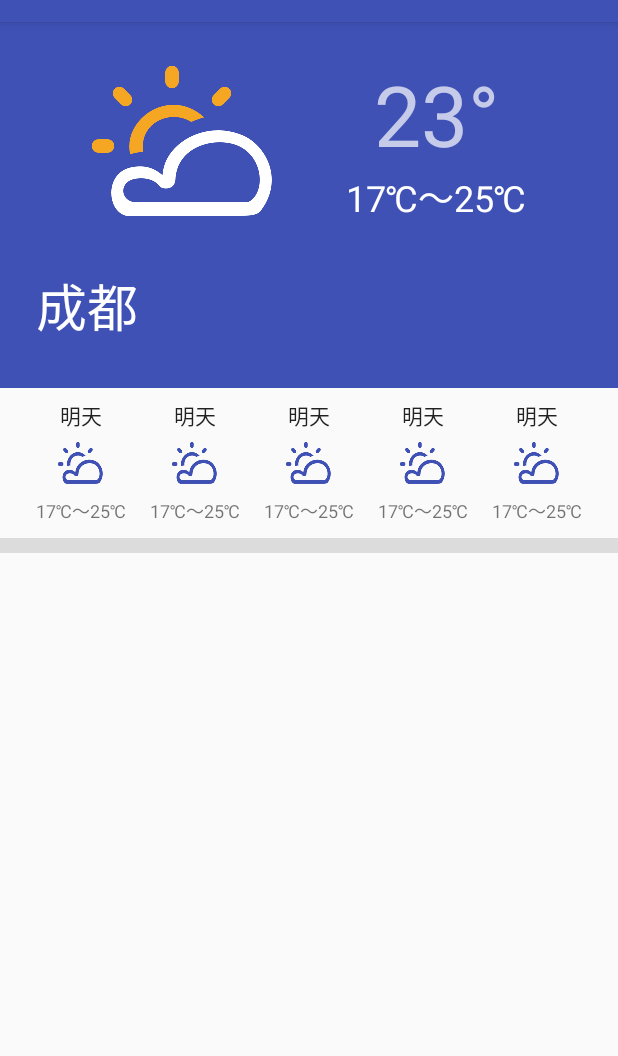
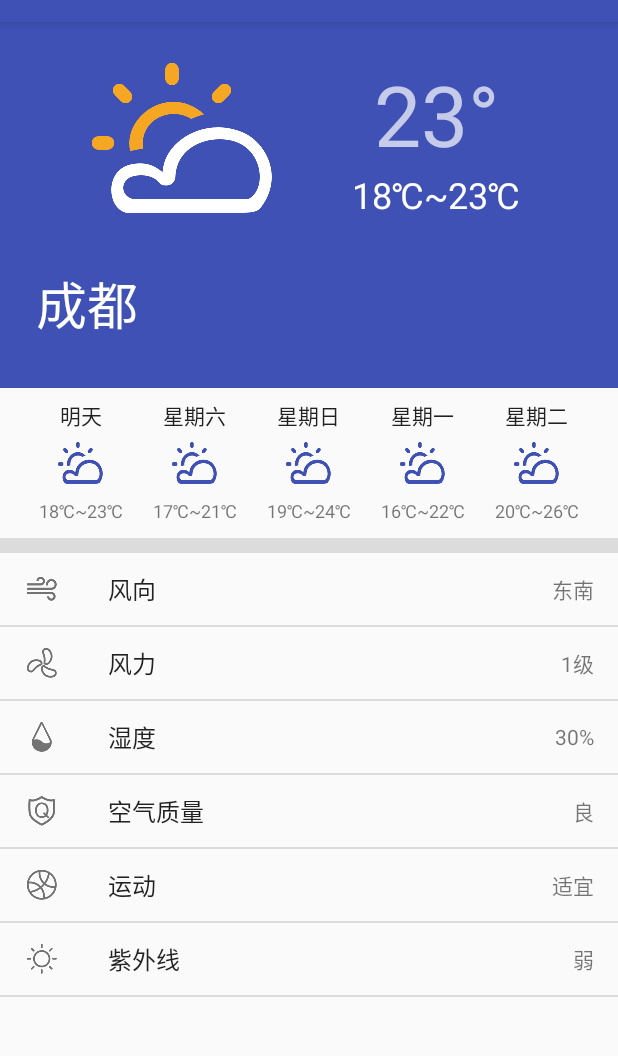
Before and after one commit to anddle/WeatherApp, an Android app: the screen it shows after launch (MainActivity), on a phone screen of 412 x 824 dp, the part 62-1118 px from its top. Run offline under Robolectric (Android 15) with nearby library versions, the phone set to English and light mode, and no system bars.

Commit message:
update weather app UI.

```diff
--- /dev/null
+++ b/app/src/main/java/com/anddle/weatherapp/ForcastInfo.java
@@ -0,0 +1,37 @@
+package com.anddle.weatherapp;
+
+public class ForcastInfo {
+
+    public String date;
+    public String temperatureRage;
+    public int iconResId;
+
+    public ForcastInfo(String date, String temperatureRage, int weatherCode) {
+
+        this.date = date;
+        this.temperatureRage = temperatureRage;
+
+        this.iconResId = R.mipmap.ic_sunny_cloudy_s;
+        switch (weatherCode) {
+
+            case 0:
+                this.iconResId = R.mipmap.ic_sunny_s;
+
+            case 1:
+                this.iconResId =  R.mipmap.ic_rainy_s;
+
+            case 2:
+                this.iconResId =  R.mipmap.ic_cloudy_s;
+
+            case 3:
+                this.iconResId =  R.mipmap.ic_fog_s;
+
+            case 4:
+                this.iconResId =  R.mipmap.ic_snow_s;
+
+            case 5:
+                this.iconResId =  R.mipmap.ic_sunny_cloudy_s;
+
+        }
+    }
+}
--- a/app/src/main/java/com/anddle/weatherapp/MainActivity.java
+++ b/app/src/main/java/com/anddle/weatherapp/MainActivity.java
@@ -3,7 +3,10 @@ package com.anddle.weatherapp;
 import android.support.v7.app.AppCompatActivity;
 import android.os.Bundle;
 import android.util.Log;
+import android.widget.ImageView;
+import android.widget.LinearLayout;
 import android.widget.ListView;
+import android.widget.TextView;
 import org.json.JSONArray;
 import org.json.JSONException;
 import org.json.JSONObject;
@@ -89,6 +92,7 @@ public class MainActivity extends AppCompatActivity {
                         " weatherCode = " + weatherCode);
 
                 JSONArray forcast = data.getJSONArray("forcast");
+                List<ForcastInfo> forcastInfoList = new ArrayList<>();
                 for(int i = 0; i < forcast.length(); i++) {
                     JSONObject forcastItem = forcast.getJSONObject(i);
                     String date = forcastItem.getString("date");
@@ -99,6 +103,9 @@ public class MainActivity extends AppCompatActivity {
                             " date = " + date +
                             " forcastTemperatureRange = " + forcastTemperatureRange +
                             " forcastWeatherCode = " + forcastWeatherCode);
+
+                    ForcastInfo forcastInfo = new ForcastInfo(date, forcastTemperatureRange, forcastWeatherCode);
+                    forcastInfoList.add(forcastInfo);
                 }
 
                 String windDirection = data.getString("wind_direction");
@@ -116,7 +123,25 @@ public class MainActivity extends AppCompatActivity {
                         " sportLevel = " + sportLevel +
                         " ultravioletRay = " + ultravioletRay );
 
+                List<WeatherMoreInfo> weatherMoreInfoList = new ArrayList<>();
+                WeatherMoreInfo info1 = new WeatherMoreInfo("wind_direction", windDirection);
+                WeatherMoreInfo info2 = new WeatherMoreInfo("wind_level", windLevel);
+                WeatherMoreInfo info3 = new WeatherMoreInfo("humidity_level", humidityLevel);
+                WeatherMoreInfo info4 = new WeatherMoreInfo("air_quality", airQuality);
+                WeatherMoreInfo info5 = new WeatherMoreInfo("sport_level", sportLevel);
+                WeatherMoreInfo info6 = new WeatherMoreInfo("ultraviolet_ray", ultravioletRay);
+                weatherMoreInfoList.add(info1);
+                weatherMoreInfoList.add(info2);
+                weatherMoreInfoList.add(info3);
+                weatherMoreInfoList.add(info4);
+                weatherMoreInfoList.add(info5);
+                weatherMoreInfoList.add(info6);
+
                 Log.d("TEST","finish to parse JSON content");
+
+                updateWeatherDetail(location, temperature, temperatureRange, weatherCode);
+                updateWeatherForcast(forcastInfoList);
+                updateWeatherMoreInfo(weatherMoreInfoList);
             }
             else {
 
@@ -127,4 +152,79 @@ public class MainActivity extends AppCompatActivity {
         }
 
     }
+
+    private void updateWeatherDetail(String location, String temperature, String temperatureRange, int weatherCode) {
+
+        TextView currentTemperatureView = (TextView) findViewById(R.id.current_temperature);
+        TextView temperatureRangeView = (TextView) findViewById(R.id.temperature_range);
+        ImageView weatherIcon = (ImageView) findViewById(R.id.weather_icon);
+
+        currentTemperatureView.setText(temperature);
+        temperatureRangeView.setText(temperatureRange);
+
+        int iconId = R.mipmap.ic_sunny_cloudy_l;
+        switch (weatherCode) {
+
+            case 0:
+                iconId = R.mipmap.ic_sunny_l;
+                break;
+
+            case 1:
+                iconId = R.mipmap.ic_rainy_l;
+                break;
+
+            case 2:
+                iconId = R.mipmap.ic_cloudy_l;
+                break;
+
+            case 3:
+                iconId = R.mipmap.ic_fog_l;
+                break;
+
+            case 4:
+                iconId = R.mipmap.ic_snow_l;
+                break;
+
+            case 5:
+                iconId = R.mipmap.ic_sunny_cloudy_l;
+                break;
+        }
+        weatherIcon.setImageResource(iconId);
+    }
+
+    private void updateWeatherForcast(List<ForcastInfo> list) {
+
+        LinearLayout forcastItem1 = (LinearLayout) findViewById(R.id.forcast_item1);
+        LinearLayout forcastItem2 = (LinearLayout) findViewById(R.id.forcast_item2);
+        LinearLayout forcastItem3 = (LinearLayout) findViewById(R.id.forcast_item3);
+        LinearLayout forcastItem4 = (LinearLayout) findViewById(R.id.forcast_item4);
+        LinearLayout forcastItem5 = (LinearLayout) findViewById(R.id.forcast_item5);
+
+        updateWeatherForcastItem(forcastItem1, list.get(0));
+        updateWeatherForcastItem(forcastItem2, list.get(1));
+        updateWeatherForcastItem(forcastItem3, list.get(2));
+        updateWeatherForcastItem(forcastItem4, list.get(3));
+        updateWeatherForcastItem(forcastItem5, list.get(4));
+    }
+
+    private void updateWeatherForcastItem(LinearLayout layout, ForcastInfo info) {
+
+        TextView date = (TextView) layout.findViewById(R.id.forcast_date);
+        ImageView icon = (ImageView) layout.findViewById(R.id.forcast_icon);
+        TextView temperatureRage = (TextView) layout.findViewById(R.id.forcast_temperature);
+
+        date.setText(info.date);
+        icon.setImageResource(info.iconResId);
+        temperatureRage.setText(info.temperatureRage);
+
+    }
+
+    private void updateWeatherMoreInfo(List<WeatherMoreInfo> list) {
+
+        mWeatherMoreInfoList.clear();
+        mWeatherMoreInfoList.addAll(list);
+
+        WeatherMoreInfoAdapter adapter = (WeatherMoreInfoAdapter) mWeatherMoreInfoListView.getAdapter();
+        adapter.notifyDataSetChanged();
+    }
 }
--- a/app/src/main/java/com/anddle/weatherapp/WeatherMoreInfo.java
+++ b/app/src/main/java/com/anddle/weatherapp/WeatherMoreInfo.java
@@ -6,4 +6,41 @@ public class WeatherMoreInfo {
     public String description;
     public String value = "";
 
+    public WeatherMoreInfo(String keyword, String value) {
+        this.value = value;
+
+        switch (keyword) {
+            case "wind_direction":
+                this.typeResId = R.mipmap.ic_wind_direction;
+                this.description = "风向";
+                break;
+
+            case "wind_level":
+                this.typeResId = R.mipmap.ic_wind_level;
+                this.description = "风力";
+                break;
+
+            case "humidity_level":
+                this.typeResId = R.mipmap.ic_humidity_level;
+                this.description = "湿度";
+                break;
+
+            case "air_quality":
+                this.typeResId = R.mipmap.ic_air_quality;
+                this.description = "空气质量";
+                break;
+
+            case "sport_level":
+                this.typeResId = R.mipmap.ic_sport_level;
+                this.description = "运动";
+                break;
+
+            case "ultraviolet_ray":
+                this.typeResId = R.mipmap.ic_ultraviolet_level;
+                this.description = "紫外线";
+                break;
+
+        }
+    }
+
 }
--- a/app/src/main/res/layout/activity_main.xml
+++ b/app/src/main/res/layout/activity_main.xml
@@ -21,6 +21,7 @@
             android:gravity="center">
 
             <ImageView
+                android:id="@+id/weather_icon"
                 android:layout_width="150dp"
                 android:layout_height="100dp"
                 android:src="@mipmap/ic_sunny_cloudy_l"
```
